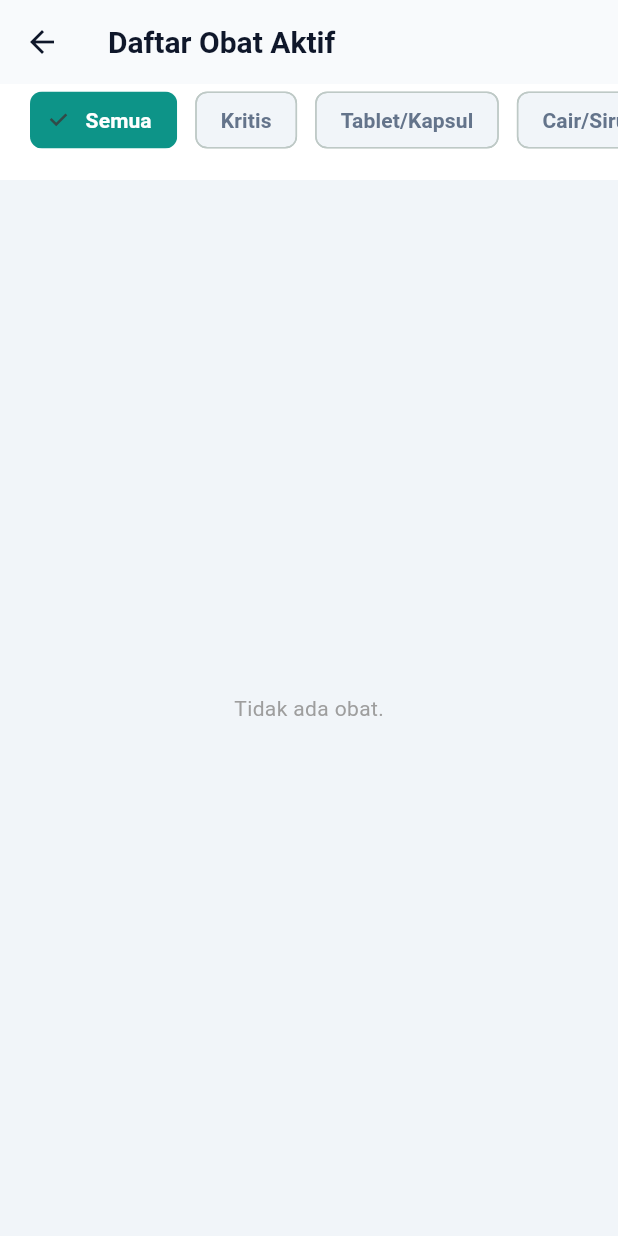
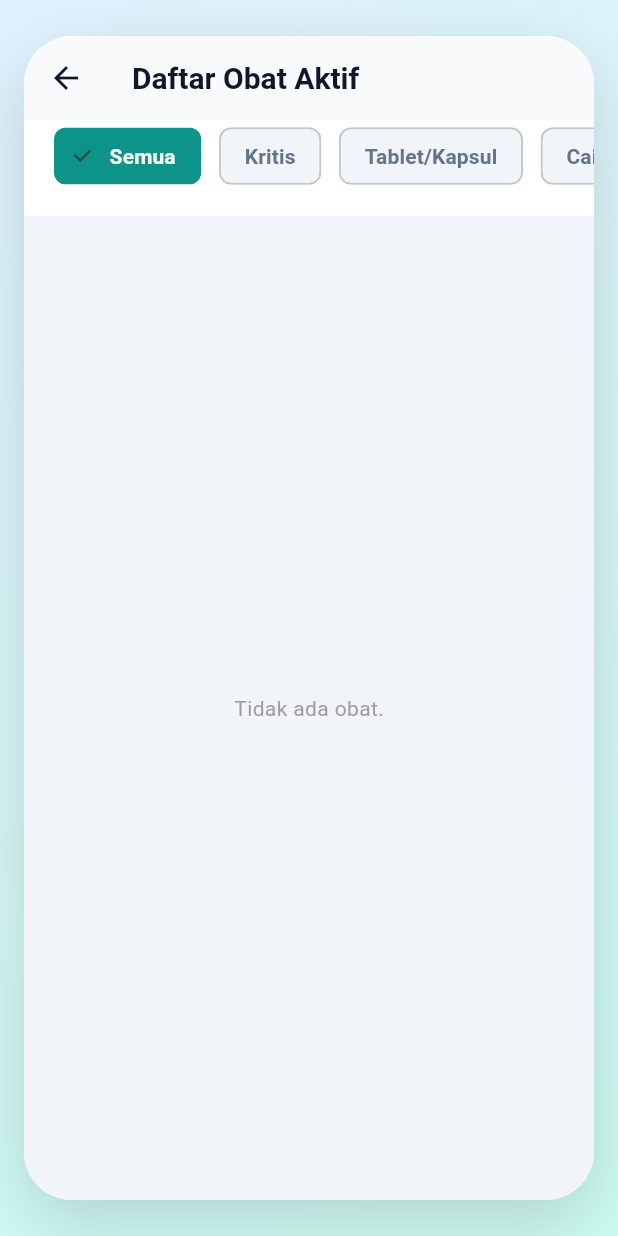
Before and after one commit to sitiafiza/pharmaguard, a Flutter app: the CatalogScreen screen opened directly, on a phone screen of 412 x 824 dp. Run offline on Flutter 3.47's test engine with Material 3 defaults, Android fonts, the phone set to English and light mode, and no system bars; our stand-ins replace shared_preferences; missing offline and left inert: mobile_scanner; accounts and stored records are empty; Roboto replaces fonts that are missing (Segoe UI).

Commit message:
Memperbaiki UI daftar obat aktif agar tidak stretching

```diff
--- a/pharmaguard/lib/ui/features/catalog/views/catalog_screen.dart
+++ b/pharmaguard/lib/ui/features/catalog/views/catalog_screen.dart
@@ -2,6 +2,7 @@ import 'package:flutter/material.dart';
 import '../../../../domain/models/medication.dart';
 import '../../../../data/local_storage.dart';
 import '../../detail/views/detail_screen.dart';
+import '../../shell/views/main_shell.dart';
 
 // Helper Ikon Kategori Obat
 IconData getCategoryIcon(String type) {
@@ -35,7 +36,8 @@ class _CatalogScreenState extends State<CatalogScreen> {
       displayedMeds = mockMedicines.where((m) => m.type == _selectedFilter).toList();
     }
 
-    return Scaffold(
+    return FloatingPhoneMockup(
+      child: Scaffold(
         backgroundColor: const Color(0xFFF1F5F9),
         appBar: AppBar(leading: IconButton(icon: const Icon(Icons.arrow_back), onPressed: () => Navigator.pop(context, true)), title: const Text('Daftar Obat Aktif', style: TextStyle(fontWeight: FontWeight.bold))),
         body: Column(
@@ -54,7 +56,7 @@ class _CatalogScreenState extends State<CatalogScreen> {
                   final med = displayedMeds[index];
                   bool isCritical = med.remainingDays <= 7;
                   return Card(
-                  margin: const EdgeInsets.only(bottom: 16), elevation: 6, shadowColor: Colors.black.withOpacity(0.1), shape: RoundedRectangleBorder(borderRadius: BorderRadius.circular(20)),
+                    margin: const EdgeInsets.only(bottom: 16), elevation: 6, shadowColor: Colors.black.withValues(alpha: 0.1), shape: RoundedRectangleBorder(borderRadius: BorderRadius.circular(20)),
                     child: InkWell(
                       borderRadius: BorderRadius.circular(20),
                       onTap: () async { final result = await Navigator.push(context, MaterialPageRoute(builder: (context) => DetailScreen(medicine: med))); if (result == true) setState(() {}); },
@@ -66,6 +68,7 @@ class _CatalogScreenState extends State<CatalogScreen> {
             ),
           ],
         ),
+      ),
     );
   }
 }
```
Lines whose indentation alone changed are shown as unchanged.
